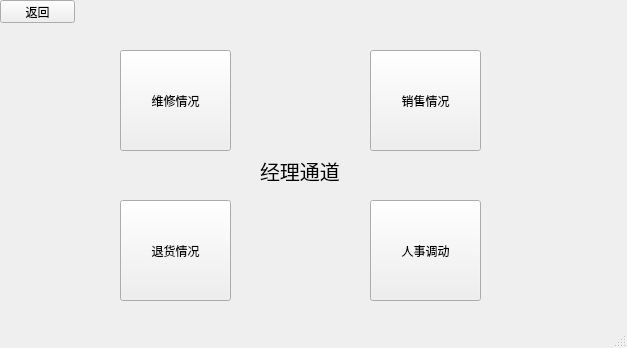
code-aifarmer/Home-appliance-information-management-system-, file mainwindow3.ui: the form before one commit.
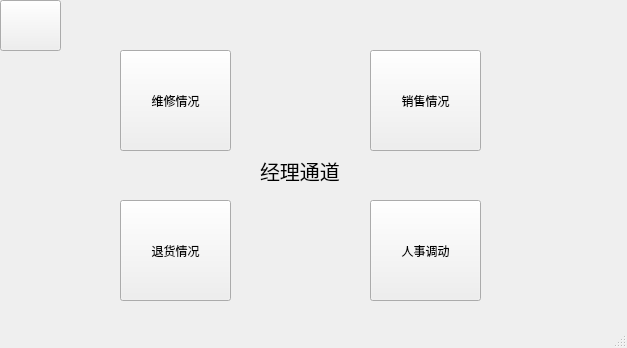
The form after the commit. Icons and pictures are not drawn.

What changed in the file:
```diff
--- a/mainwindow3.ui
+++ b/mainwindow3.ui
@@ -89,12 +89,17 @@
      <rect>
       <x>0</x>
       <y>0</y>
-      <width>75</width>
-      <height>23</height>
+      <width>61</width>
+      <height>51</height>
      </rect>
     </property>
+    <property name="styleSheet">
+     <string notr="true">QPushButton{
+border-image: url(:/Desktop/10.png);
+}</string>
+    </property>
     <property name="text">
-     <string>返回</string>
+     <string/>
     </property>
    </widget>
   </widget>
```
